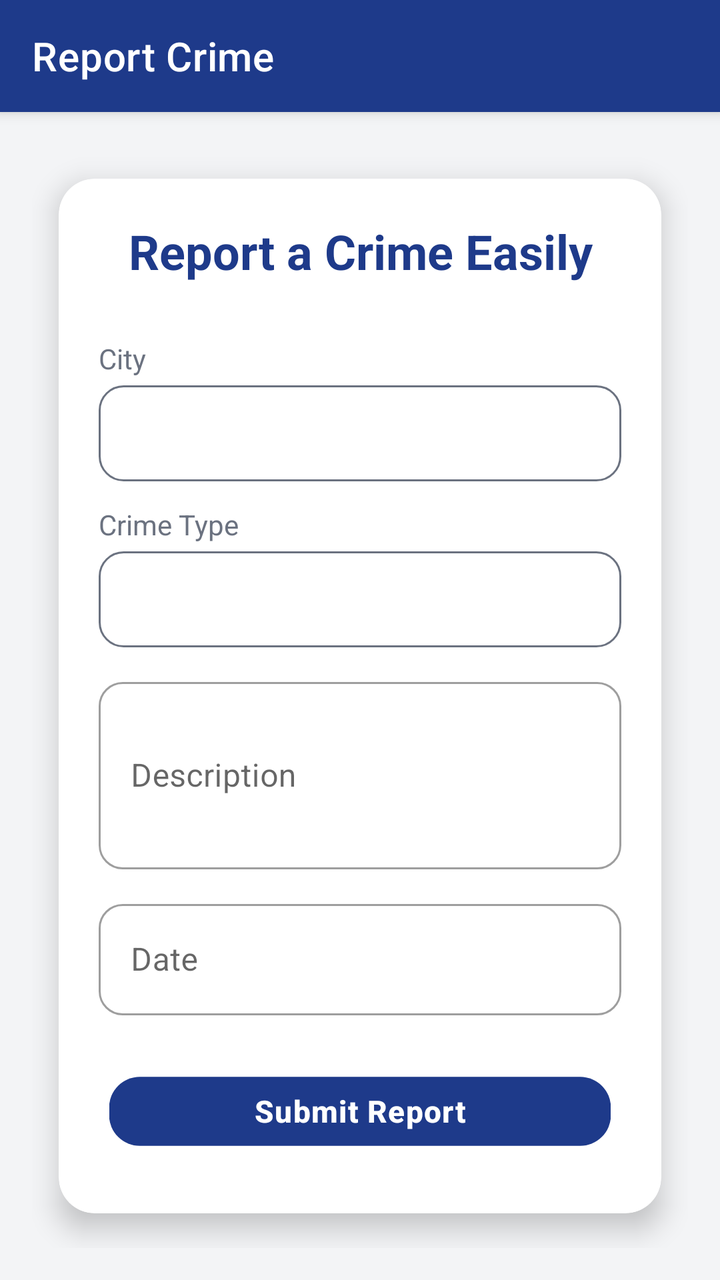
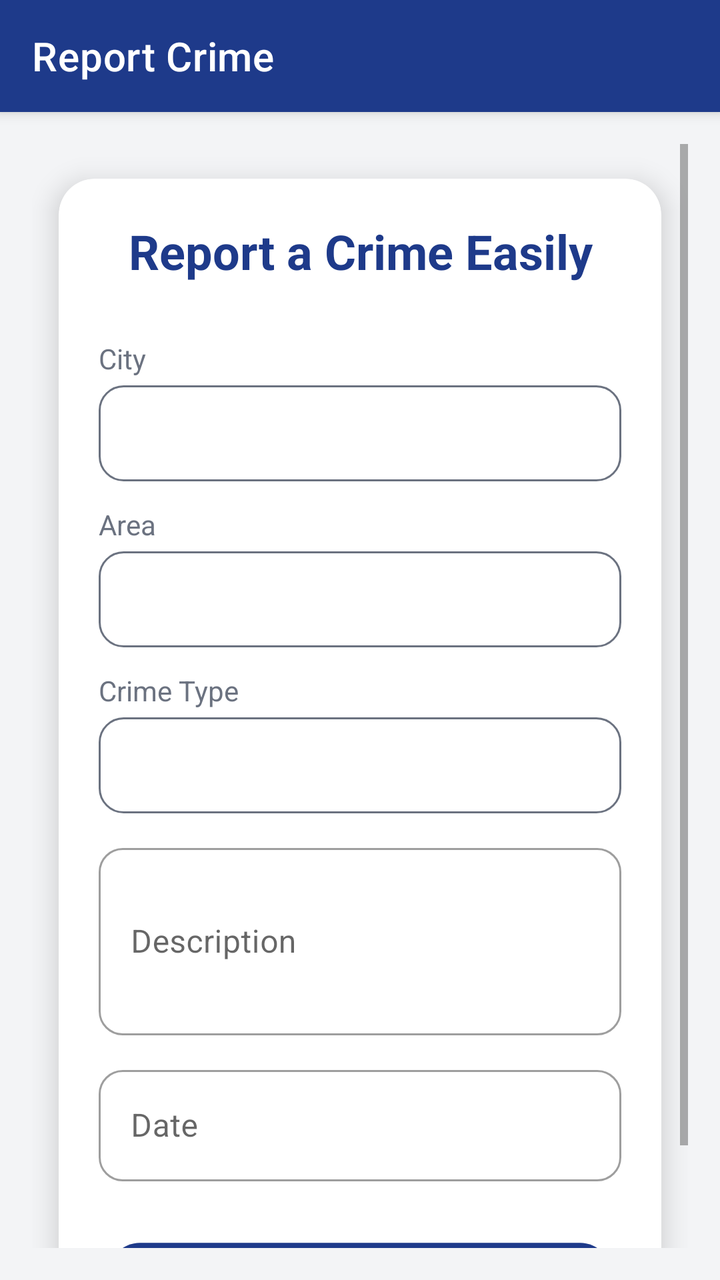

Before-and-after screenshots of an Android layout around one commit, followed by the original layout XML and the change that was made.
<!-- AndroidManifest.xml: application theme Theme.CrimePredictionApp -->
<!-- res/layout/activity_report.xml -->
<?xml version="1.0" encoding="utf-8"?>
<androidx.coordinatorlayout.widget.CoordinatorLayout
    xmlns:android="http://schemas.android.com/apk/res/android"
    xmlns:app="http://schemas.android.com/apk/res-auto"
    android:layout_width="match_parent"
    android:layout_height="match_parent"
    android:background="@color/background">

    <com.google.android.material.appbar.AppBarLayout
        android:layout_width="match_parent"
        android:layout_height="wrap_content">
        <com.google.android.material.appbar.MaterialToolbar
            android:id="@+id/toolbar"
            android:layout_width="match_parent"
            android:layout_height="?attr/actionBarSize"
            android:background="@color/primary"
            app:title="@string/report_crime"
            app:titleTextColor="@color/white"
            app:navigationIconTint="@color/white" />
    </com.google.android.material.appbar.AppBarLayout>

    <ScrollView
        android:layout_width="match_parent"
        android:layout_height="match_parent"
        app:layout_behavior="@string/appbar_scrolling_view_behavior"
        android:padding="16dp"
        android:fillViewport="true">

        <com.google.android.material.card.MaterialCardView
            android:layout_width="match_parent"
            android:layout_height="wrap_content"
            style="@style/Widget.CrimeApp.Card"
            app:cardBackgroundColor="@color/white">

            <LinearLayout
                android:layout_width="match_parent"
                android:layout_height="wrap_content"
                android:orientation="vertical"
                android:padding="20dp">

                <TextView
                    android:id="@+id/textReportHeading"
                    android:layout_width="match_parent"
                    android:layout_height="wrap_content"
                    android:text="@string/report_heading"
                    android:textSize="24sp"
                    android:textColor="@color/primary"
                    android:textStyle="bold"
                    android:gravity="center"
                    android:layout_marginBottom="16dp"/>

                
                
                <TextView
                    android:layout_width="wrap_content"
                    android:layout_height="wrap_content"
                    android:text="@string/city"
                    android:textSize="14sp"
                    android:textColor="@color/text_secondary"
                    android:layout_marginTop="12dp"
                    android:layout_marginBottom="4dp" />

                
                <Spinner
                    android:id="@+id/spinnerCity"
                    android:layout_width="match_parent"
                    android:layout_height="48dp"
                    android:background="@drawable/spinner_bg"
                    android:paddingStart="12dp"
                    android:paddingEnd="12dp"
                    android:spinnerMode="dropdown" />

                <TextView
                    android:layout_width="wrap_content"
                    android:layout_height="wrap_content"
                    android:text="Crime Type"
                    android:textSize="14sp"
                    android:textColor="@color/text_secondary"
                    android:layout_marginTop="12dp"
                    android:layout_marginBottom="4dp" />

                <Spinner
                    android:id="@+id/spinnerCrimeType"
                    android:layout_width="match_parent"
                    android:layout_height="48dp"
                    android:background="@drawable/spinner_bg"
                    android:paddingStart="12dp"
                    android:paddingEnd="12dp"
                    android:spinnerMode="dropdown" />

                
                <com.google.android.material.textfield.TextInputLayout
                    android:id="@+id/descriptionLayout"
                    style="@style/Widget.MaterialComponents.TextInputLayout.OutlinedBox"
                    android:layout_width="match_parent"
                    android:layout_height="wrap_content"
                    android:layout_marginTop="12dp"
                    android:hint="@string/description"
                    app:boxCornerRadiusTopStart="12dp"
                    app:boxCornerRadiusTopEnd="12dp"
                    app:boxCornerRadiusBottomStart="12dp"
                    app:boxCornerRadiusBottomEnd="12dp">

                    <com.google.android.material.textfield.TextInputEditText
                        android:id="@+id/editDescription"
                        android:layout_width="match_parent"
                        android:layout_height="wrap_content"
                        android:inputType="textMultiLine"
                        android:minLines="3" />
                </com.google.android.material.textfield.TextInputLayout>

                
                <com.google.android.material.textfield.TextInputLayout
                    android:id="@+id/dateLayout"
                    style="@style/Widget.MaterialComponents.TextInputLayout.OutlinedBox"
                    android:layout_width="match_parent"
                    android:layout_height="wrap_content"
                    android:layout_marginTop="12dp"
                    android:hint="@string/date"
                    app:boxCornerRadiusTopStart="12dp"
                    app:boxCornerRadiusTopEnd="12dp"
                    app:boxCornerRadiusBottomStart="12dp"
                    app:boxCornerRadiusBottomEnd="12dp">

                    <com.google.android.material.textfield.TextInputEditText
                        android:id="@+id/editDate"
                        android:layout_width="match_parent"
                        android:layout_height="wrap_content"
                        android:focusable="false"
                        android:clickable="true"
                        android:inputType="date" />
                </com.google.android.material.textfield.TextInputLayout>

                
                <TextView
                    android:id="@+id/textReportError"
                    android:layout_width="match_parent"
                    android:layout_height="wrap_content"
                    android:layout_marginTop="8dp"
                    android:textColor="@color/risk_high"
                    android:visibility="gone"
                    android:textSize="14sp" />

                
                <com.google.android.material.button.MaterialButton
                    android:id="@+id/btnSubmitReport"
                    android:layout_width="match_parent"
                    android:layout_height="wrap_content"
                    style="@style/Widget.CrimeApp.Button.Primary"
                    android:layout_marginTop="24dp"
                    android:text="@string/submit_report"
                    android:stateListAnimator="@animator/button_press_state" />
            </LinearLayout>
        </com.google.android.material.card.MaterialCardView>
    </ScrollView>
</androidx.coordinatorlayout.widget.CoordinatorLayout>
<!-- resources referenced by this layout -->
<resources>
  <color name="background">#F3F4F6</color>
  <color name="primary">#1E3A8A</color>
  <color name="risk_high">#EF4444</color>
  <color name="text_secondary">#6B7280</color>
  <color name="white">#FFFFFF</color>
  <!-- drawable spinner_bg (drawable) -->
  <?xml version="1.0" encoding="utf-8"?>
  <shape xmlns:android="http://schemas.android.com/apk/res/android"
      android:shape="rectangle">
      <solid android:color="@color/white" />
      <stroke android:width="1dp" android:color="@color/text_secondary" />
      <corners android:radius="12dp" />
  </shape>
  <string name="city">City</string>
  <string name="date">Date</string>
  <string name="description">Description</string>
  <string name="report_crime">Report Crime</string>
  <string name="report_heading">Report a Crime Easily</string>
  <string name="submit_report">Submit Report</string>
  <style name="Widget.CrimeApp.Button.Primary" parent="Widget.MaterialComponents.Button">
          <item name="android:layout_height">56dp</item>
          <item name="cornerRadius">16dp</item>
          <item name="android:textAllCaps">false</item>
          <item name="android:textStyle">bold</item>
          <item name="android:textSize">16sp</item>
          <item name="backgroundTint">@color/primary</item>
          <item name="android:letterSpacing">0.03</item>
          <item name="rippleColor">@color/secondary</item>
      </style>
  <style name="Widget.CrimeApp.Card" parent="Widget.MaterialComponents.CardView">
          <item name="cardCornerRadius">18dp</item>
          <item name="cardElevation">8dp</item>
          <item name="cardUseCompatPadding">true</item>
          <item name="cardPreventCornerOverlap">true</item>
      </style>
  <style name="Theme.CrimePredictionApp" parent="Theme.MaterialComponents.DayNight.NoActionBar">
          <item name="colorPrimary">@color/primary</item>
          <item name="colorPrimaryVariant">@color/primary_dark</item>
          <item name="colorOnPrimary">@color/white</item>
          <item name="colorSecondary">@color/secondary</item>
          <item name="colorSecondaryVariant">@color/accent</item>
          <item name="colorOnSecondary">@color/white</item>
          <item name="android:statusBarColor">@color/primary_dark</item>
          <item name="android:windowBackground">@color/background</item>
          <item name="android:textColorPrimary">@color/text_primary</item>
          
          <item name="windowActionBar">false</item>
          <item name="windowNoTitle">true</item>
      </style>
  <color name="secondary">#3B82F6</color>
  <color name="primary_dark">#1E3A5F</color>
  <color name="accent">#F97316</color>
  <color name="text_primary">#111827</color>
</resources>

<!-- the commit's change to res/layout/activity_report.xml (unified diff, before → after) -->
@@ -50,7 +50,6 @@
                     android:layout_marginBottom="16dp"/>
 
                 
-                
                 <TextView
                     android:layout_width="wrap_content"
                     android:layout_height="wrap_content"
@@ -63,6 +62,26 @@
                 
                 <Spinner
                     android:id="@+id/spinnerCity"
+                    android:layout_width="match_parent"
+                    android:layout_height="48dp"
+                    android:background="@drawable/spinner_bg"
+                    android:paddingStart="12dp"
+                    android:paddingEnd="12dp"
+                    android:spinnerMode="dropdown" />
+
+                
+                <TextView
+                    android:layout_width="wrap_content"
+                    android:layout_height="wrap_content"
+                    android:text="@string/area"
+                    android:textSize="14sp"
+                    android:textColor="@color/text_secondary"
+                    android:layout_marginTop="12dp"
+                    android:layout_marginBottom="4dp" />
+
+                
+                <Spinner
+                    android:id="@+id/spinnerArea"
                     android:layout_width="match_parent"
                     android:layout_height="48dp"
                     android:background="@drawable/spinner_bg"
@@ -150,6 +169,15 @@
                     android:layout_marginTop="24dp"
                     android:text="@string/submit_report"
                     android:stateListAnimator="@animator/button_press_state" />
+
+                
+                <ProgressBar
+                    android:id="@+id/progressReport"
+                    android:layout_width="wrap_content"
+                    android:layout_height="wrap_content"
+                    android:layout_gravity="center_horizontal"
+                    android:layout_marginTop="12dp"
+                    android:visibility="gone" />
             </LinearLayout>
         </com.google.android.material.card.MaterialCardView>
     </ScrollView>
<!-- resource entries referenced after the edit -->
@@ -13,6 +13,7 @@
       <stroke android:width="1dp" android:color="@color/text_secondary" />
       <corners android:radius="12dp" />
   </shape>
+  <string name="area">Area</string>
   <string name="city">City</string>
   <string name="date">Date</string>
   <string name="description">Description</string>
